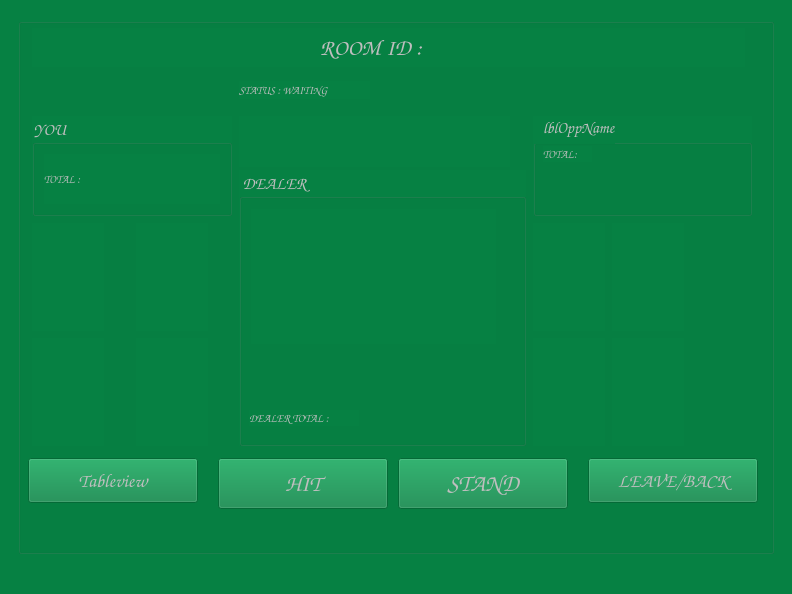
Above: client/mainwindow.ui from ITIFA12B25/BlackJackServer2 before the change. Below: the same form after it.
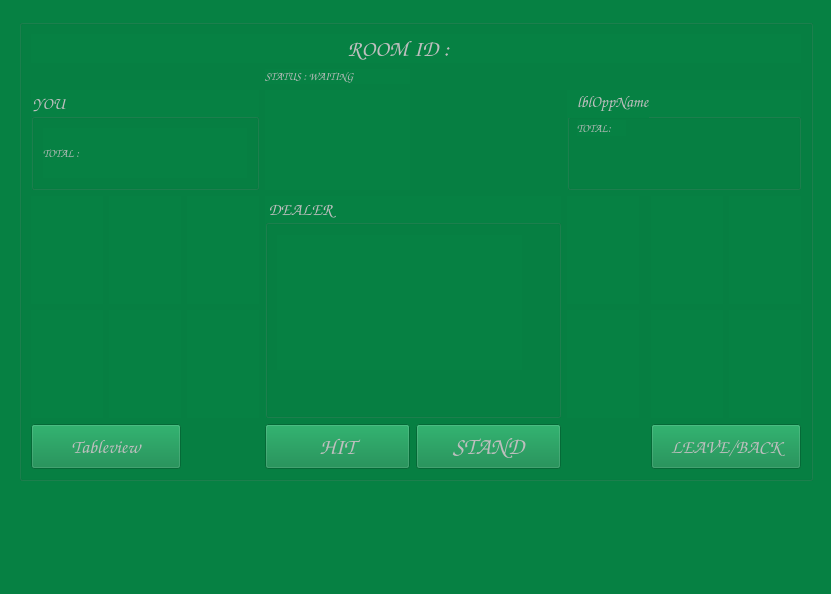
That is the form after the change. The open tabs and pages were chosen to show the change.

Commit message: pro client 6 cards

Diff of the .ui file:
```diff
--- a/client/mainwindow.ui
+++ b/client/mainwindow.ui
@@ -9,7 +9,7 @@
    <rect>
     <x>0</x>
     <y>0</y>
-    <width>792</width>
+    <width>831</width>
     <height>594</height>
    </rect>
   </property>
@@ -195,99 +195,108 @@
        </layout>
       </widget>
       <widget class="QWidget" name="pageGameSimple">
-       <layout class="QHBoxLayout" name="horizontalLayout">
-        <item>
-         <widget class="QGroupBox" name="groupBox">
-          <property name="minimumSize">
-           <size>
-            <width>741</width>
-            <height>200</height>
-           </size>
-          </property>
-          <property name="autoFillBackground">
-           <bool>false</bool>
-          </property>
-          <property name="title">
-           <string/>
-          </property>
-          <widget class="QLabel" name="lblRoomInfo">
-           <property name="geometry">
-            <rect>
-             <x>14</x>
-             <y>10</y>
-             <width>713</width>
-             <height>39</height>
-            </rect>
+       <widget class="QGroupBox" name="groupBox">
+        <property name="geometry">
+         <rect>
+          <x>10</x>
+          <y>10</y>
+          <width>794</width>
+          <height>462</height>
+         </rect>
+        </property>
+        <property name="minimumSize">
+         <size>
+          <width>741</width>
+          <height>200</height>
+         </size>
+        </property>
+        <property name="autoFillBackground">
+         <bool>false</bool>
+        </property>
+        <property name="title">
+         <string/>
+        </property>
+        <layout class="QGridLayout" name="gridLayout_6">
+         <item row="4" column="8">
+          <widget class="QLabel" name="lblOppCard6">
+           <property name="minimumSize">
+            <size>
+             <width>72</width>
+             <height>108</height>
+            </size>
            </property>
-           <property name="sizePolicy">
-            <sizepolicy hsizetype="Minimum" vsizetype="Minimum">
-             <horstretch>0</horstretch>
-             <verstretch>0</verstretch>
-            </sizepolicy>
+           <property name="text">
+            <string/>
            </property>
+          </widget>
+         </item>
+         <item row="4" column="1">
+          <widget class="QLabel" name="lblPlayerCard5">
            <property name="minimumSize">
             <size>
-             <width>713</width>
-             <height>25</height>
+             <width>72</width>
+             <height>108</height>
             </size>
            </property>
-           <property name="maximumSize">
+           <property name="text">
+            <string/>
+           </property>
+          </widget>
+         </item>
+         <item row="3" column="7">
+          <widget class="QLabel" name="lblOppCard2">
+           <property name="minimumSize">
             <size>
-             <width>16777215</width>
-             <height>500</height>
+             <width>72</width>
+             <height>108</height>
             </size>
            </property>
-           <property name="font">
-            <font>
-             <family>Comic Sans MS</family>
-             <pointsize>17</pointsize>
-             <bold>true</bold>
-            </font>
-           </property>
            <property name="text">
-            <string>ROOM ID :       </string>
+            <string/>
            </property>
-           <property name="textFormat">
-            <enum>Qt::TextFormat::AutoText</enum>
+          </widget>
+         </item>
+         <item row="3" column="2">
+          <widget class="QLabel" name="lblPlayerCard3">
+           <property name="minimumSize">
+            <size>
+             <width>72</width>
+             <height>108</height>
+            </size>
            </property>
-           <property name="scaledContents">
-            <bool>true</bool>
+           <property name="text">
+            <string/>
            </property>
-           <property name="alignment">
-            <set>Qt::AlignmentFlag::AlignCenter</set>
+          </widget>
+         </item>
+         <item row="3" column="5">
+          <widget class="QLabel" name="lblOppCard1">
+           <property name="minimumSize">
+            <size>
+             <width>72</width>
+             <height>108</height>
+            </size>
            </property>
-           <property name="buddy">
-            <cstring>lblRoomInfo</cstring>
+           <property name="text">
+            <string/>
            </property>
           </widget>
-          <widget class="QLabel" name="lblStatus">
-           <property name="geometry">
-            <rect>
-             <x>221</x>
-             <y>63</y>
-             <width>131</width>
-             <height>18</height>
-            </rect>
+         </item>
+         <item row="4" column="0">
+          <widget class="QLabel" name="lblPlayerCard4">
+           <property name="minimumSize">
+            <size>
+             <width>72</width>
+             <height>108</height>
+            </size>
            </property>
-           <property name="font">
-            <font>
-             <family>Comic Sans MS</family>
-             <pointsize>8</pointsize>
-            </font>
-           </property>
            <property name="text">
-            <string>STATUS : WAITING</string>
+            <string/>
            </property>
           </widget>
+         </item>
+         <item row="2" column="0" colspan="3">
           <widget class="QGroupBox" name="groupBox_player1">
-           <property name="geometry">
-            <rect>
-             <x>14</x>
-             <y>98</y>
-             <width>200</width>
-             <height>100</height>
-            </rect>
-           </property>
            <property name="sizePolicy">
             <sizepolicy hsizetype="Preferred" vsizetype="Preferred">
              <horstretch>0</horstretch>
@@ -325,15 +334,9 @@
             </item>
            </layout>
           </widget>
+         </item>
+         <item row="2" column="3">
           <widget class="QLabel" name="lblWinner">
-           <property name="geometry">
-            <rect>
-             <x>221</x>
-             <y>98</y>
-             <width>271</width>
-             <height>51</height>
-            </rect>
-           </property>
            <property name="font">
             <font>
              <family>Comic Sans MS</family>
@@ -344,15 +347,112 @@
             <string/>
            </property>
           </widget>
+         </item>
+         <item row="1" column="3">
+          <widget class="QLabel" name="lblStatus">
+           <property name="font">
+            <font>
+             <family>Comic Sans MS</family>
+             <pointsize>8</pointsize>
+            </font>
+           </property>
+           <property name="text">
+            <string>STATUS : WAITING</string>
+           </property>
+          </widget>
+         </item>
+         <item row="3" column="0">
+          <widget class="QLabel" name="lblPlayerCard1">
+           <property name="minimumSize">
+            <size>
+             <width>72</width>
+             <height>108</height>
+            </size>
+           </property>
+           <property name="text">
+            <string/>
+           </property>
+          </widget>
+         </item>
+         <item row="3" column="1">
+          <widget class="QLabel" name="lblPlayerCard2">
+           <property name="minimumSize">
+            <size>
+             <width>72</width>
+             <height>108</height>
+            </size>
+           </property>
+           <property name="text">
+            <string/>
+           </property>
+          </widget>
+         </item>
+         <item row="4" column="7">
+          <widget class="QLabel" name="lblOppCard5">
+           <property name="minimumSize">
+            <size>
+             <width>72</width>
+             <height>108</height>
+            </size>
+           </property>
+           <property name="text">
+            <string/>
+           </property>
+          </widget>
+         </item>
+         <item row="5" column="7" colspan="2">
+          <widget class="QPushButton" name="btnLeaveGame1">
+           <property name="sizePolicy">
+            <sizepolicy hsizetype="Preferred" vsizetype="Expanding">
+             <horstretch>0</horstretch>
+             <verstretch>0</verstretch>
+            </sizepolicy>
+           </property>
+           <property name="minimumSize">
+            <size>
+             <width>0</width>
+             <height>45</height>
+            </size>
+           </property>
+           <property name="font">
+            <font>
+             <family>Comic Sans MS</family>
+             <pointsize>14</pointsize>
+            </font>
+           </property>
+           <property name="text">
+            <string>LEAVE/BACK</string>
+           </property>
+          </widget>
+         </item>
+         <item row="4" column="5">
+          <widget class="QLabel" name="lblOppCard4">
+           <property name="minimumSize">
+            <size>
+             <width>72</width>
+             <height>108</height>
+            </size>
+           </property>
+           <property name="text">
+            <string/>
+           </property>
+          </widget>
+         </item>
+         <item row="3" column="8">
+          <widget class="QLabel" name="lblOppCard3">
+           <property name="minimumSize">
+            <size>
+             <width>72</width>
+             <height>108</height>
+            </size>
+           </property>
+           <property name="text">
+            <string/>
+           </property>
+          </widget>
+         </item>
+         <item row="2" column="5" colspan="4">
           <widget class="QGroupBox" name="groupBox_player2">
-           <property name="geometry">
-            <rect>
-             <x>515</x>
-             <y>98</y>
-             <width>219</width>
-             <height>100</height>
-            </rect>
-           </property>
            <property name="sizePolicy">
             <sizepolicy hsizetype="Preferred" vsizetype="Preferred">
              <horstretch>0</horstretch>
@@ -398,7 +498,7 @@
              <rect>
               <x>10</x>
               <y>0</y>
-              <width>91</width>
+              <width>141</width>
               <height>23</height>
              </rect>
             </property>
@@ -413,15 +513,144 @@
             </property>
            </widget>
           </widget>
+         </item>
+         <item row="5" column="0" colspan="2">
+          <widget class="QPushButton" name="btnSwitchToTable">
+           <property name="sizePolicy">
+            <sizepolicy hsizetype="Preferred" vsizetype="Fixed">
+             <horstretch>0</horstretch>
+             <verstretch>0</verstretch>
+            </sizepolicy>
+           </property>
+           <property name="minimumSize">
+            <size>
+             <width>0</width>
+             <height>45</height>
+            </size>
+           </property>
+           <property name="font">
+            <font>
+             <family>Comic Sans MS</family>
+             <pointsize>14</pointsize>
+            </font>
+           </property>
+           <property name="text">
+            <string>Tableview</string>
+           </property>
+          </widget>
+         </item>
+         <item row="4" column="2">
+          <widget class="QLabel" name="lblPlayerCard6">
+           <property name="minimumSize">
+            <size>
+             <width>72</width>
+             <height>108</height>
+            </size>
+           </property>
+           <property name="text">
+            <string/>
+           </property>
+          </widget>
+         </item>
+         <item row="0" column="0" colspan="9">
+          <widget class="QLabel" name="lblRoomInfo">
+           <property name="sizePolicy">
+            <sizepolicy hsizetype="Minimum" vsizetype="Minimum">
+             <horstretch>0</horstretch>
+             <verstretch>0</verstretch>
+            </sizepolicy>
+           </property>
+           <property name="minimumSize">
+            <size>
+             <width>713</width>
+             <height>25</height>
+            </size>
+           </property>
+           <property name="maximumSize">
+            <size>
+             <width>16777215</width>
+             <height>500</height>
+            </size>
+           </property>
+           <property name="font">
+            <font>
+             <family>Comic Sans MS</family>
+             <pointsize>17</pointsize>
+             <bold>true</bold>
+            </font>
+           </property>
+           <property name="text">
+            <string>ROOM ID :       </string>
+           </property>
+           <property name="textFormat">
+            <enum>Qt::TextFormat::AutoText</enum>
+           </property>
+           <property name="scaledContents">
+            <bool>true</bool>
+           </property>
+           <property name="alignment">
+            <set>Qt::AlignmentFlag::AlignCenter</set>
+           </property>
+           <property name="buddy">
+            <cstring>lblRoomInfo</cstring>
+           </property>
+          </widget>
+         </item>
+         <item row="5" column="4">
+          <widget class="QPushButton" name="btnStand">
+           <property name="sizePolicy">
+            <sizepolicy hsizetype="Expanding" vsizetype="Fixed">
+             <horstretch>0</horstretch>
+             <verstretch>0</verstretch>
+            </sizepolicy>
+           </property>
+           <property name="minimumSize">
+            <size>
+             <width>0</width>
+             <height>45</height>
+            </size>
+           </property>
+           <property name="font">
+            <font>
+             <family>Comic Sans MS</family>
+             <pointsize>18</pointsize>
+            </font>
+           </property>
+           <property name="layoutDirection">
+            <enum>Qt::LayoutDirection::LeftToRight</enum>
+           </property>
+           <property name="text">
+            <string>STAND</string>
+           </property>
+          </widget>
+         </item>
+         <item row="5" column="3">
+          <widget class="QPushButton" name="btnHit">
+           <property name="sizePolicy">
+            <sizepolicy hsizetype="Expanding" vsizetype="Fixed">
+             <horstretch>0</horstretch>
+             <verstretch>0</verstretch>
+            </sizepolicy>
+           </property>
+           <property name="minimumSize">
+            <size>
+             <width>0</width>
+             <height>45</height>
+            </size>
+           </property>
+           <property name="font">
+            <font>
+             <family>Comic Sans MS</family>
+             <pointsize>17</pointsize>
+            </font>
+           </property>
+           <property name="text">
+            <string>HIT</string>
+           </property>
+          </widget>
+         </item>
+         <item row="3" column="3" rowspan="2" colspan="2">
           <widget class="QGroupBox" name="groupBox_2">
-           <property name="geometry">
-            <rect>
-             <x>221</x>
-             <y>152</y>
-             <width>287</width>
-             <height>276</height>
-            </rect>
-           </property>
            <property name="sizePolicy">
             <sizepolicy hsizetype="Preferred" vsizetype="Preferred">
              <horstretch>32</horstretch>
@@ -550,306 +779,31 @@
            <zorder>lblDealerCard1</zorder>
            <zorder>lblDealerTotal</zorder>
           </widget>
-          <widget class="QLabel" name="lblPlayerCard1">
-           <property name="geometry">
-            <rect>
-             <x>14</x>
-             <y>205</y>
-             <width>72</width>
-             <height>108</height>
-            </rect>
-           </property>
-           <property name="minimumSize">
-            <size>
-             <width>72</width>
-             <height>108</height>
-            </size>
-           </property>
-           <property name="text">
-            <string/>
-           </property>
-          </widget>
-          <widget class="QLabel" name="lblPlayerCard2">
-           <property name="geometry">
-            <rect>
-             <x>118</x>
-             <y>205</y>
-             <width>72</width>
-             <height>108</height>
-            </rect>
-           </property>
-           <property name="minimumSize">
-            <size>
-             <width>72</width>
-             <height>108</height>
-            </size>
-           </property>
-           <property name="text">
-            <string/>
-           </property>
-          </widget>
-          <widget class="QLabel" name="lblOppCard2">
-           <property name="geometry">
-            <rect>
-             <x>515</x>
-             <y>205</y>
-             <width>72</width>
-             <height>108</height>
-            </rect>
-           </property>
-           <property name="minimumSize">
-            <size>
-             <width>72</width>
-             <height>108</height>
-            </size>
-           </property>
-           <property name="text">
-            <string/>
-           </property>
-          </widget>
-          <widget class="QLabel" name="lblOppCard1">
-           <property name="geometry">
-            <rect>
-             <x>594</x>
-             <y>205</y>
-             <width>72</width>
-             <height>108</height>
-            </rect>
-           </property>
-           <property name="minimumSize">
-            <size>
-             <width>72</width>
-             <height>108</height>
-            </size>
-           </property>
-           <property name="text">
-            <string/>
-           </property>
-          </widget>
-          <widget class="QLabel" name="lblPlayerCard3">
-           <property name="geometry">
-            <rect>
-             <x>14</x>
-             <y>320</y>
-             <width>72</width>
-             <height>108</height>
-            </rect>
-           </property>
-           <property name="minimumSize">
-            <size>
-             <width>72</width>
-             <height>108</height>
-            </size>
-           </property>
-           <property name="text">
-            <string/>
-           </property>
-          </widget>
-          <widget class="QLabel" name="lblPlayerCard4">
-           <property name="geometry">
-            <rect>
-             <x>118</x>
-             <y>320</y>
-             <width>72</width>
-             <height>108</height>
-            </rect>
-           </property>
-           <property name="minimumSize">
-            <size>
-             <width>72</width>
-             <height>108</height>
-            </size>
-           </property>
-           <property name="text">
-            <string/>
-           </property>
-          </widget>
-          <widget class="QLabel" name="lblOppCard3">
-           <property name="geometry">
-            <rect>
-             <x>515</x>
-             <y>320</y>
-             <width>72</width>
-             <height>108</height>
-            </rect>
-           </property>
-           <property name="minimumSize">
-            <size>
-             <width>72</width>
-             <height>108</height>
-            </size>
-           </property>
-           <property name="text">
-            <string/>
-           </property>
-          </widget>
-          <widget class="QLabel" name="lblOppCard4">
-           <property name="geometry">
-            <rect>
-             <x>594</x>
-             <y>320</y>
-             <width>72</width>
-             <height>108</height>
-            </rect>
-           </property>
-           <property name="minimumSize">
-            <size>
-             <width>72</width>
-             <height>108</height>
-            </size>
-           </property>
-           <property name="text">
-            <string/>
-           </property>
-          </widget>
-          <widget class="QPushButton" name="btnSwitchToTable">
-           <property name="geometry">
-            <rect>
-             <x>10</x>
-             <y>440</y>
-             <width>170</width>
-             <height>45</height>
-            </rect>
-           </property>
-           <property name="sizePolicy">
-            <sizepolicy hsizetype="Preferred" vsizetype="Fixed">
-             <horstretch>0</horstretch>
-             <verstretch>0</verstretch>
-            </sizepolicy>
-           </property>
-           <property name="minimumSize">
-            <size>
-             <width>0</width>
-             <height>45</height>
-            </size>
-           </property>
-           <property name="font">
-            <font>
-             <family>Comic Sans MS</family>
-             <pointsize>14</pointsize>
-            </font>
-           </property>
-           <property name="text">
-            <string>Tableview</string>
-           </property>
-          </widget>
-          <widget class="QPushButton" name="btnHit">
-           <property name="geometry">
-            <rect>
-             <x>200</x>
-             <y>440</y>
-             <width>170</width>
-             <height>51</height>
-            </rect>
-           </property>
-           <property name="sizePolicy">
-            <sizepolicy hsizetype="Expanding" vsizetype="Fixed">
-             <horstretch>0</horstretch>
-             <verstretch>0</verstretch>
-            </sizepolicy>
-           </property>
-           <property name="minimumSize">
-            <size>
-             <width>0</width>
-             <height>45</height>
-            </size>
-           </property>
-           <property name="font">
-            <font>
-             <family>Comic Sans MS</family>
-             <pointsize>17</pointsize>
-            </font>
-           </property>
-           <property name="text">
-            <string>HIT</string>
-           </property>
-          </widget>
-          <widget class="QPushButton" name="btnStand">
-           <property name="geometry">
-            <rect>
-             <x>380</x>
-             <y>440</y>
-             <width>170</width>
-             <height>51</height>
-            </rect>
-           </property>
-           <property name="sizePolicy">
-            <sizepolicy hsizetype="Fixed" vsizetype="Fixed">
-             <horstretch>0</horstretch>
-             <verstretch>0</verstretch>
-            </sizepolicy>
-           </property>
-           <property name="minimumSize">
-            <size>
-             <width>0</width>
-             <height>45</height>
-            </size>
-           </property>
-           <property name="font">
-            <font>
-             <family>Comic Sans MS</family>
-             <pointsize>18</pointsize>
-            </font>
-           </property>
-           <property name="layoutDirection">
-            <enum>Qt::LayoutDirection::LeftToRight</enum>
-           </property>
-           <property name="text">
-            <string>STAND</string>
-           </property>
-          </widget>
-          <widget class="QPushButton" name="btnLeaveGame1">
-           <property name="geometry">
-            <rect>
-             <x>570</x>
-             <y>440</y>
-             <width>170</width>
-             <height>45</height>
-            </rect>
-           </property>
-           <property name="sizePolicy">
-            <sizepolicy hsizetype="Preferred" vsizetype="Fixed">
-             <horstretch>0</horstretch>
-             <verstretch>0</verstretch>
-            </sizepolicy>
-           </property>
-           <property name="minimumSize">
-            <size>
-             <width>0</width>
-             <height>45</height>
-            </size>
-           </property>
-           <property name="font">
-            <font>
-             <family>Comic Sans MS</family>
-             <pointsize>14</pointsize>
-            </font>
-           </property>
-           <property name="text">
-            <string>LEAVE/BACK</string>
-           </property>
-          </widget>
-          <zorder>lblRoomInfo</zorder>
-          <zorder>lblStatus</zorder>
-          <zorder>lblPlayerCard1</zorder>
-          <zorder>lblPlayerCard2</zorder>
-          <zorder>groupBox_2</zorder>
-          <zorder>lblOppCard2</zorder>
-          <zorder>lblOppCard1</zorder>
-          <zorder>btnHit</zorder>
-          <zorder>lblPlayerCard3</zorder>
-          <zorder>lblPlayerCard4</zorder>
-          <zorder>lblOppCard3</zorder>
-          <zorder>lblOppCard4</zorder>
-          <zorder>btnStand</zorder>
-          <zorder>btnLeaveGame1</zorder>
-          <zorder>groupBox_player2</zorder>
-          <zorder>btnSwitchToTable</zorder>
-          <zorder>groupBox_player1</zorder>
-          <zorder>lblWinner</zorder>
-         </widget>
-        </item>
-       </layout>
+         </item>
+        </layout>
+        <zorder>lblRoomInfo</zorder>
+        <zorder>lblStatus</zorder>
+        <zorder>lblPlayerCard1</zorder>
+        <zorder>lblPlayerCard2</zorder>
+        <zorder>groupBox_2</zorder>
+        <zorder>lblOppCard2</zorder>
+        <zorder>lblOppCard1</zorder>
+        <zorder>btnHit</zorder>
+        <zorder>lblPlayerCard3</zorder>
+        <zorder>lblPlayerCard4</zorder>
+        <zorder>lblOppCard3</zorder>
+        <zorder>lblOppCard4</zorder>
+        <zorder>btnLeaveGame1</zorder>
+        <zorder>groupBox_player2</zorder>
+        <zorder>btnSwitchToTable</zorder>
+        <zorder>groupBox_player1</zorder>
+        <zorder>lblWinner</zorder>
+        <zorder>lblOppCard5</zorder>
+        <zorder>lblOppCard6</zorder>
+        <zorder>lblPlayerCard5</zorder>
+        <zorder>lblPlayerCard6</zorder>
+        <zorder>btnStand</zorder>
+       </widget>
       </widget>
       <widget class="QWidget" name="pageGameTable">
        <layout class="QGridLayout" name="gridLayout_2">
```
Left out of the diff: 6 changed lines with no effect on the pictures. The commit also changes 8 other files.
